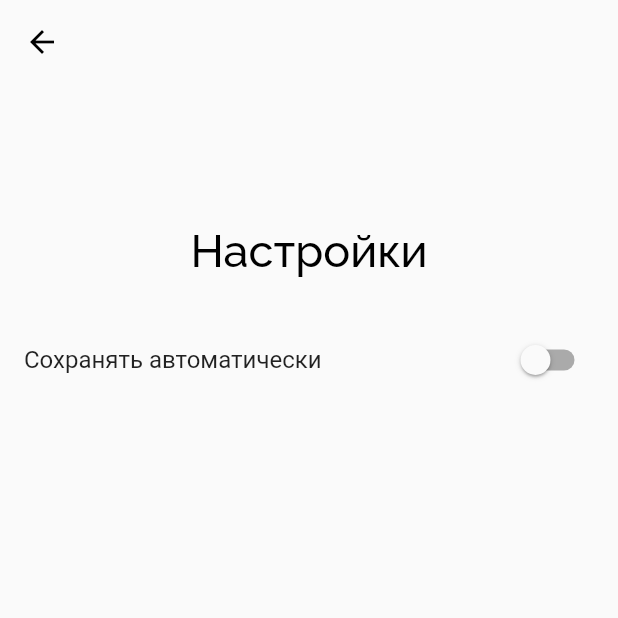
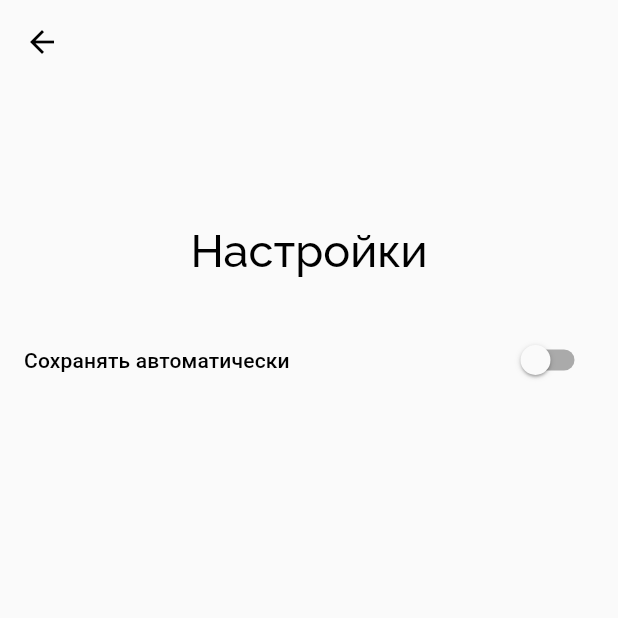
Before and after one commit to just-another-kirill-ilichev/sample_todo_app, a Flutter app: the screen it shows after launch, after a tap on the "settings" icon, on a phone screen of 412 x 824 dp, the top half of it. Run offline on Flutter 3.47's test engine with Material 2 defaults, Android fonts, the phone set to English and light mode, and no system bars; our stand-ins replace google_fonts, shared_preferences, sliver_tools, sqflite; accounts and stored records are empty.

Commit message:
Minor UI changes

```diff
--- a/lib/page/settings_page/settings_page.dart
+++ b/lib/page/settings_page/settings_page.dart
@@ -16,7 +16,7 @@ class SettingsPage extends StatelessWidget {
             children: [
               Text(
                 'Сохранять автоматически',
-                style: Theme.of(context).accentTextTheme.subtitle1,
+                style: Theme.of(context).accentTextTheme.subtitle2,
               ),
               Spacer(),
               Switch.adaptive(
--- a/lib/widget/custom_fab.dart
+++ b/lib/widget/custom_fab.dart
@@ -33,7 +33,7 @@ class CustomFab extends StatelessWidget {
             color: accent,
             boxShadow: [
               BoxShadow(
-                color: Colors.amber.withOpacity(0.7),
+                color: Colors.amber.withOpacity(0.3),
                 offset: Offset(0, 4),
                 blurRadius: 12.0,
               )
```
